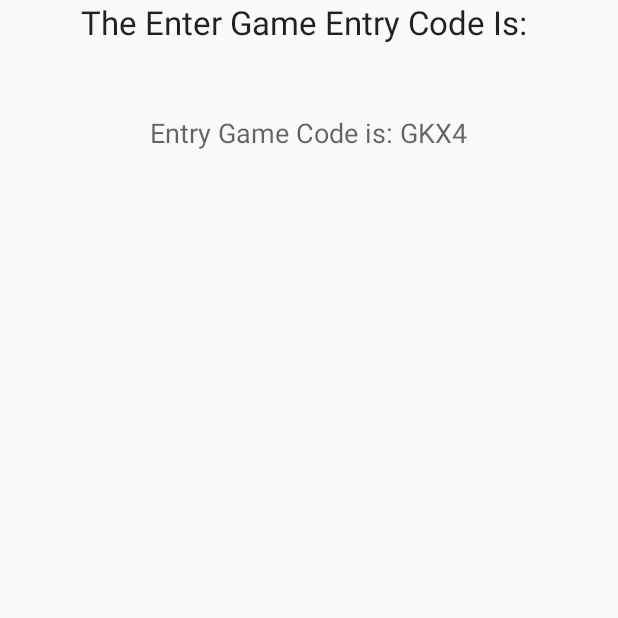
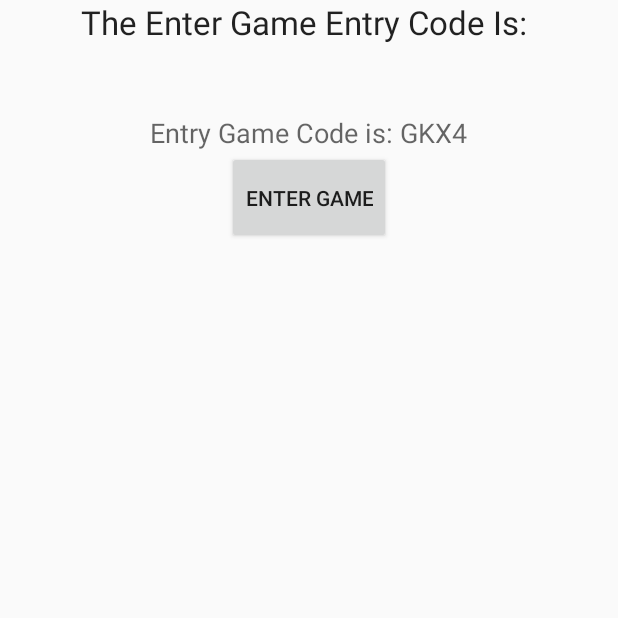
Before and after one commit to ucsdCSE110wi16/CSE110W260T3, an Android app: the StartGameActivity screen opened directly, with no data from a screen before it, on a phone screen of 412 x 824 dp, the top half of it. Run offline under Robolectric (Android 15) with nearby library versions, the phone set to English and light mode, and no system bars; libraries missing offline, so code that uses them is left out: com.firebase.client; 4 statements that could not run were skipped.

Commit message:
pushed gameCode to firebase, so that users joining game can have their entergameCode authenticated. Added enterGame class page and xml page.

```diff
--- a/Mafia/app/build.gradle
+++ b/Mafia/app/build.gradle
@@ -32,4 +32,5 @@ dependencies {
     compile 'com.android.support:design:22.+'
     compile 'com.firebase:firebase-client-android:2.5.0'
     compile 'com.firebaseui:firebase-ui:0.3.1'
+    compile 'com.google.android.gms:play-services-auth:8.3.0'
 }
--- a/Mafia/app/src/main/AndroidManifest.xml
+++ b/Mafia/app/src/main/AndroidManifest.xml
@@ -29,6 +29,10 @@
             android:name=".GameHomePage"
             android:label="@string/title_activity_game_home_page"
             android:theme="@style/AppTheme.NoActionBar"></activity>
+        <activity
+            android:name=".EnterGame"
+            android:label="enter_game"
+            android:theme="@style/AppTheme.NoActionBar"></activity>
     </application>
 
 </manifest>
--- a/Mafia/app/src/main/java/cse110winter2015group3/mafia/MainActivity.java
+++ b/Mafia/app/src/main/java/cse110winter2015group3/mafia/MainActivity.java
@@ -30,8 +30,7 @@ public class MainActivity extends FirebaseLoginBaseActivity {
         setContentView(R.layout.activity_main);
 
         // initialize database
-        mFirebaseRef = new Firebase("https://shining-inferno-5525.firebaseio.com/");
-
+        mFirebaseRef = new Firebase("https://radiant-torch-4018.firebaseio.com");
         final EditText textEdit = (EditText) this.findViewById(R.id.text_edit);
         Button sendButton = (Button) this.findViewById(R.id.send_button);
 
--- a/Mafia/app/src/main/java/cse110winter2015group3/mafia/StartGameActivity.java
+++ b/Mafia/app/src/main/java/cse110winter2015group3/mafia/StartGameActivity.java
@@ -11,6 +11,8 @@ import android.view.ViewGroup;
 import android.widget.Button;
 import android.widget.TextView;
 
+import com.firebase.client.Firebase;
+
 import java.util.Random;
 
 
@@ -18,10 +20,15 @@ import java.util.Random;
  * Created by aneeshnatarajan on 2/6/16.
  */
 public class StartGameActivity extends AppCompatActivity{
+    private Firebase mFirebaseRef;
+
     public String gameCode = "";
     @Override
     protected void onCreate(Bundle savedInstanceState) {
         super.onCreate(savedInstanceState);
+        Firebase.setAndroidContext(this);
+        //initialize Firebase database
+        mFirebaseRef = new Firebase("https://radiant-torch-4018.firebaseio.com");
         setContentView(R.layout.activity_start_game);
         final String alphabet = "0123456789ABCDEFGHIJKLMNOPQRSTUVWXYZ";
         final int length = alphabet.length();
@@ -32,7 +39,12 @@ public class StartGameActivity extends AppCompatActivity{
             code.append(alphabet.charAt(index));
         }
         String output = "Entry Game Code is: " + code;
-        gameCode = output;
+        gameCode = gameCode + code;
+        Firebase codeRef = mFirebaseRef.child("gameCode");
+        codeRef.setValue(gameCode);
+
+
+
 
         TextView txtView;
         txtView = (TextView)findViewById(R.id.textView4);
@@ -53,6 +65,11 @@ public class StartGameActivity extends AppCompatActivity{
         return super.onOptionsItemSelected(item);
     }
 
+    public void goEnterGame(View v){
+        startActivity(new Intent(getApplicationContext(),EnterGame.class));
+
+    }
+
 
 
 
--- a/Mafia/app/src/main/res/layout/activity_start_game.xml
+++ b/Mafia/app/src/main/res/layout/activity_start_game.xml
@@ -2,7 +2,8 @@
 <LinearLayout xmlns:android="http://schemas.android.com/apk/res/android"
     android:orientation="vertical" android:layout_width="match_parent"
     android:layout_height="match_parent"
-    android:weightSum="1">
+    android:weightSum="1"
+    android:onClick="goEnterGame">
 
     <TextView
         android:layout_width="wrap_content"
@@ -19,6 +20,14 @@
         android:id="@+id/textView4"
         android:layout_gravity="center_horizontal" />
 
+    <Button
+        android:layout_width="wrap_content"
+        android:layout_height="62dp"
+        android:text="Enter Game"
+        android:id="@+id/button4"
+        android:layout_gravity="center_horizontal"
+        android:onClick="goEnterGame"/>
+
     <ImageView
         android:layout_width="wrap_content"
         android:layout_height="match_parent"
--- /dev/null
+++ b/Mafia/app/src/main/res/layout/enter_game.xml
@@ -0,0 +1,6 @@
+<?xml version="1.0" encoding="utf-8"?>
+<LinearLayout xmlns:android="http://schemas.android.com/apk/res/android"
+    android:orientation="vertical" android:layout_width="match_parent"
+    android:layout_height="match_parent">
+
+</LinearLayout>
```
Also changed, not shown: Mafia/app/src/main/java/cse110winter2015group3/mafia/EnterGame.java (added, +11 -0 lines), 1 other file.
